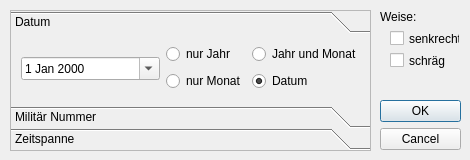
The window that APIS/forms/apis_search_film_form.ui (APIS-Luftbildarchiv/APIS) describes before a commit, drawn with Qt 5.
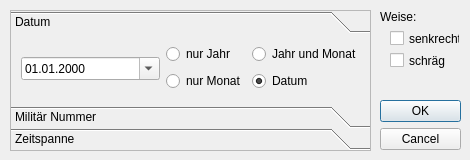
The same window after the commit. The open tabs and pages were chosen to show the change.

What changed in the file:
```diff
--- a/APIS/forms/apis_search_film_form.ui
+++ b/APIS/forms/apis_search_film_form.ui
@@ -102,6 +102,9 @@
           <day>1</day>
          </date>
         </property>
+        <property name="displayFormat">
+         <string>dd.MM.yyyy</string>
+        </property>
         <property name="calendarPopup">
          <bool>true</bool>
         </property>
```
Left out of the diff: 9 changed lines with no effect on the pictures.
